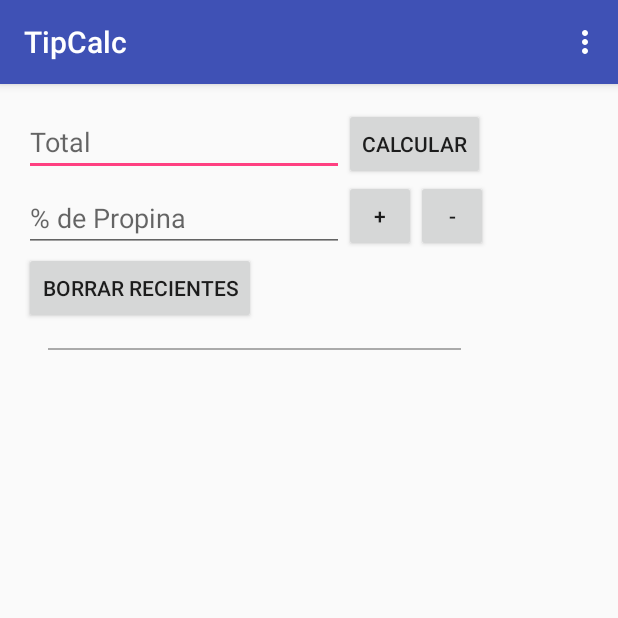
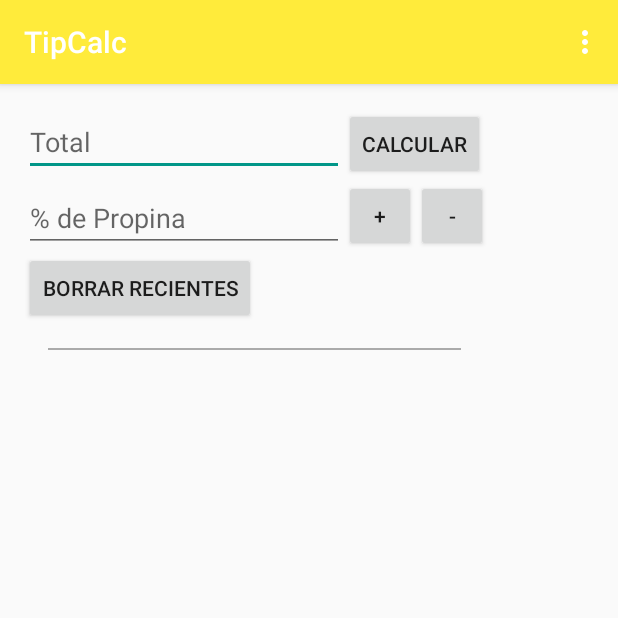
Before and after one commit to kenny08gt/tipCalc-Android, an Android app: the screen it shows after launch (MainActivity), on a phone screen of 412 x 824 dp, the top half of it. Run offline under Robolectric (Android 15) with nearby library versions, the phone set to English and light mode, and no system bars; our stand-ins replace ButterKnife.

Commit message:
Final, ya esta todo

```diff
--- /dev/null
+++ b/app/src/main/java/alanh/android/tipcalc/Adapters/OnItemClickListener.java
@@ -0,0 +1,10 @@
+package alanh.android.tipcalc.Adapters;
+
+import alanh.android.tipcalc.model.TipRecord;
+
+/**
+ * Created by alan2 on 3/06/2016.
+ */
+public interface OnItemClickListener {
+    void onItemClick(TipRecord tipRecord);
+}
--- a/app/src/main/java/alanh/android/tipcalc/Adapters/TipAdapter.java
+++ b/app/src/main/java/alanh/android/tipcalc/Adapters/TipAdapter.java
@@ -7,6 +7,7 @@ import android.view.View;
 import android.view.ViewGroup;
 import android.widget.TextView;
 
+import java.util.ArrayList;
 import java.util.List;
 
 import alanh.android.tipcalc.R;
@@ -18,11 +19,18 @@ import butterknife.ButterKnife;
  * Created by alan2 on 2/06/2016.
  */
 public class TipAdapter extends RecyclerView.Adapter<TipAdapter.ViewHolder> {
-    List<TipRecord> dataset;
-    Context context;
-    public TipAdapter(Context context,List<TipRecord> dataset){
+    private List<TipRecord> dataset;
+    private Context context;
+    private OnItemClickListener onItemClickListener;
+    public TipAdapter(Context context,List dataset,OnItemClickListener onItemClickListener){
         this.context=context;
         this.dataset=dataset;
+        this.onItemClickListener=onItemClickListener;
+    }
+    public TipAdapter(Context context,OnItemClickListener onItemClickListener){
+        this.context=context;
+        this.dataset=new ArrayList<TipRecord>();
+        this.onItemClickListener=onItemClickListener;
     }
 
     @Override
@@ -37,6 +45,8 @@ public class TipAdapter extends RecyclerView.Adapter<TipAdapter.ViewHolder> {
         TipRecord element=dataset.get(position);
         String strTip=String.format(context.getString(R.string.globla_message_tip),element.getTip());
         holder.txtContent.setText(strTip);
+        holder.txtDate.setText(element.getDateFormatted());
+        holder.setOnItemClickListener(element,onItemClickListener);
     }
 
     @Override
@@ -54,10 +64,20 @@ public class TipAdapter extends RecyclerView.Adapter<TipAdapter.ViewHolder> {
     public static class ViewHolder extends  RecyclerView.ViewHolder{
         @Bind(R.id.txtContent)
         TextView txtContent;
-
+        @Bind(R.id.txtDate)
+        TextView txtDate;
         public ViewHolder(View itemView){
             super(itemView);
             ButterKnife.bind(this,itemView);
         }
+
+        public void setOnItemClickListener(final TipRecord element, final OnItemClickListener onItemClickListener) {
+            itemView.setOnClickListener(new View.OnClickListener() {
+                @Override
+                public void onClick(View v) {
+                    onItemClickListener.onItemClick(element);
+                }
+            });
+        }
     }
 }
--- a/app/src/main/java/alanh/android/tipcalc/fragments/TipHistoryListFragment.java
+++ b/app/src/main/java/alanh/android/tipcalc/fragments/TipHistoryListFragment.java
@@ -1,6 +1,7 @@
 package alanh.android.tipcalc.fragments;
 
 
+import android.content.Intent;
 import android.os.Bundle;
 import android.support.v4.app.Fragment;
 import android.support.v7.widget.LinearLayoutManager;
@@ -12,8 +13,10 @@ import android.widget.Toast;
 
 import java.util.ArrayList;
 
+import alanh.android.tipcalc.Adapters.OnItemClickListener;
 import alanh.android.tipcalc.Adapters.TipAdapter;
 import alanh.android.tipcalc.R;
+import alanh.android.tipcalc.activities.TipActivityDetail;
 import alanh.android.tipcalc.model.TipRecord;
 import butterknife.Bind;
 import butterknife.ButterKnife;
@@ -22,7 +25,7 @@ import butterknife.ButterKnife;
 /**
  * A simple {@link Fragment} subclass.
  */
-public class TipHistoryListFragment extends Fragment implements TipHistoryListFragmentListener{
+public class TipHistoryListFragment extends Fragment implements TipHistoryListFragmentListener,OnItemClickListener{
     @Bind(R.id.recyclerView)
     RecyclerView recyclerView;
     private TipAdapter adapter;
@@ -49,7 +52,7 @@ public class TipHistoryListFragment extends Fragment implements TipHistoryListFr
 
     private void initAdapter() {
         if(adapter==null){
-            adapter=new TipAdapter(getActivity().getApplicationContext(),new ArrayList<TipRecord>());
+            adapter=new TipAdapter(getActivity().getApplicationContext(),this);
         }
     }
 
@@ -62,4 +65,13 @@ public class TipHistoryListFragment extends Fragment implements TipHistoryListFr
     public void clearList() {
         adapter.clear();
     }
+
+    @Override
+    public void onItemClick(TipRecord tipRecord) {
+        Intent intent=new Intent(getActivity(), TipActivityDetail.class);
+        intent.putExtra(TipActivityDetail.TIP_KEY,tipRecord.getTip());
+        intent.putExtra(TipActivityDetail.DATE_KEY,tipRecord.getDateFormatted());
+        intent.putExtra(TipActivityDetail.BILL_TOTAL_KEY,tipRecord.getBill());
+        startActivity(intent);
+    }
 }
--- /dev/null
+++ b/app/src/main/res/layout-land/activity_main.xml
@@ -0,0 +1,27 @@
+<?xml version="1.0" encoding="utf-8"?>
+<RelativeLayout xmlns:android="http://schemas.android.com/apk/res/android"
+    xmlns:tools="http://schemas.android.com/tools"
+    android:layout_width="match_parent"
+    android:layout_height="match_parent"
+    android:paddingBottom="@dimen/activity_vertical_margin"
+    android:paddingLeft="@dimen/activity_horizontal_margin"
+    android:paddingRight="@dimen/activity_horizontal_margin"
+    android:paddingTop="@dimen/activity_vertical_margin"
+    tools:context=".activities.MainActivity">
+
+    <include
+        android:layout_width="wrap_content"
+        android:layout_height="wrap_content"
+        android:id="@+id/tipContent"
+        layout="@layout/content_tip"/>
+    <fragment
+        android:layout_width="match_parent"
+        android:layout_height="wrap_content"
+        android:layout_marginLeft="@dimen/activity_horizontal_margin"
+        android:id="@+id/fragmentList"
+        android:name="alanh.android.tipcalc.fragments.TipHistoryListFragment"
+        tools:layout="@layout/fragment_tip_history_list"
+        android:layout_toRightOf="@+id/tipContent"
+        android:layout_toEndOf="@+id/tipContent"
+        />
+</RelativeLayout>
--- a/app/src/main/res/values/colors.xml
+++ b/app/src/main/res/values/colors.xml
@@ -1,6 +1,6 @@
 <?xml version="1.0" encoding="utf-8"?>
 <resources>
-    <color name="colorPrimary">#3F51B5</color>
-    <color name="colorPrimaryDark">#303F9F</color>
-    <color name="colorAccent">#FF4081</color>
+    <color name="colorPrimary">#FFEB3B</color>
+    <color name="colorPrimaryDark">#FBC02D</color>
+    <color name="colorAccent">#009688</color>
 </resources>
--- a/app/src/main/res/values/strings.xml
+++ b/app/src/main/res/values/strings.xml
@@ -10,7 +10,5 @@
     <string name="main.menu.action.about">Acerca de</string>
 
     <string name="globla.message.tip">Propina %,.1f</string>
-
-    <!-- TODO: Remove or change this placeholder text -->
-    <string name="hello_blank_fragment">Hello blank fragment</string>
+    <string name="tipdeatil.message.tip">Total %,.1f</string>
 </resources>
```
Also changed, not shown: app/src/main/AndroidManifest.xml (+6 -1 lines), app/src/main/java/alanh/android/tipcalc/activities/TipActivityDetail.java (added, +43 -0 lines), app/src/main/res/layout/activity_tip_activity_detail.xml (added, +33 -0 lines), app/src/main/res/layout/item_row.xml (+8 -0 lines).
